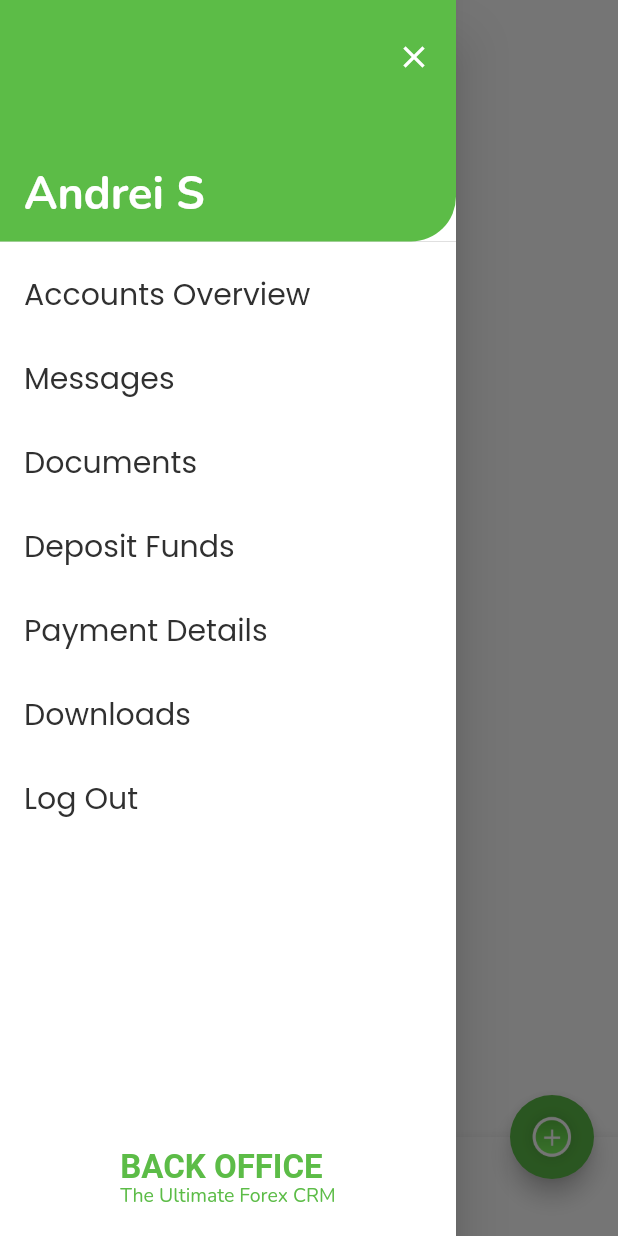
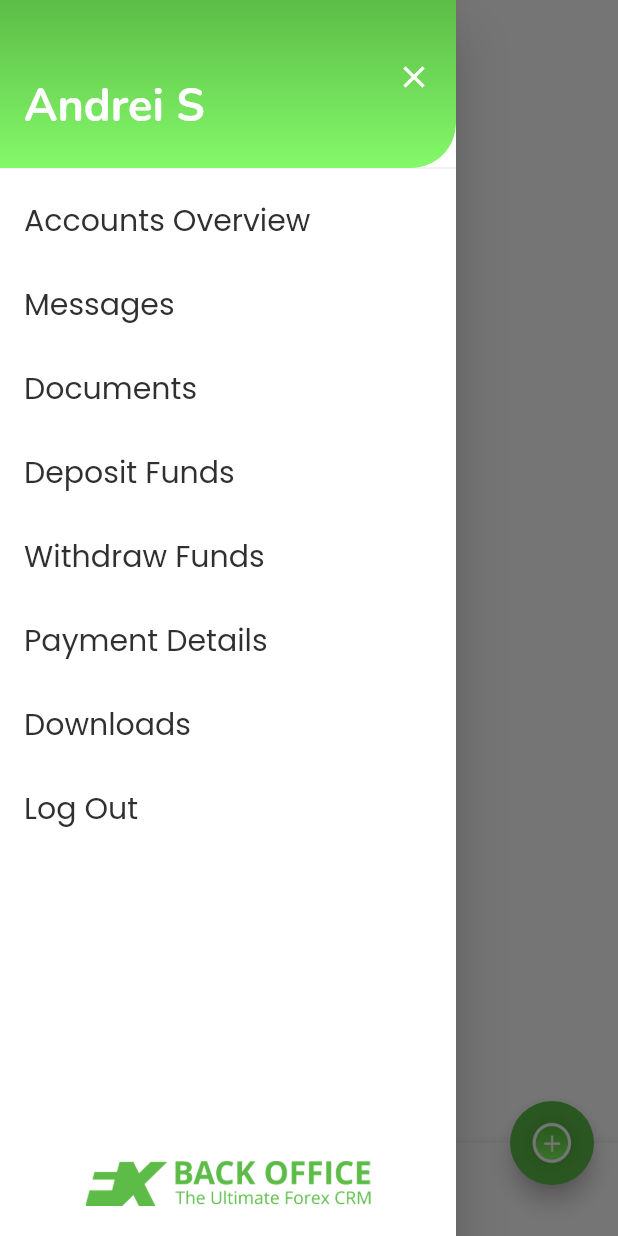
Before and after one commit to aidashaim/FXBO, a Flutter app: the MessagesPage screen opened directly, with the side drawer open, on a phone screen of 412 x 824 dp. Run offline on Flutter 3.47's test engine with Material 2 defaults, Android fonts, the phone set to English and light mode, and no system bars; Roboto replaces fonts that are missing (Nunito-bold).

Commit message:
Небольшие правки

```diff
--- a/lib/main.dart
+++ b/lib/main.dart
@@ -71,7 +71,7 @@ class MyAppState extends State<MyApp> {
           caption: TextStyle(fontSize: 12.0, color: Color(0xFF5CBC47)),
         ),*/
       ),
-      home: SingInPage(),
+      home: MessagesPage(),
     );
   }
 }
--- a/lib/pages/messages/MessagesPage.dart
+++ b/lib/pages/messages/MessagesPage.dart
@@ -36,10 +36,7 @@ class _MessagesPageState extends State<MessagesPage> {
           ),
         ),
       ),
-      bottomNavigationBar: BottomAppBarWidget(
-        onTapDeposit: () {},
-        onTapMessage: () {},
-      ),
+      bottomNavigationBar: BottomAppBarWidget(),
       floatingActionButton: FloatingButtonWidget(
         onTapPlus: () {},
       ),
--- a/lib/pages/withdraw_funds/WithdrawFunds.dart
+++ b/lib/pages/withdraw_funds/WithdrawFunds.dart
@@ -53,7 +53,7 @@ class _WithdrawFundsPageState extends State<WithdrawFundsPage> {
           ),
         ),
       ),
-      bottomNavigationBar: BottomButton(onTap: (){},),
+      bottomNavigationBar: BottomButton(text: 'Continue', onTap: (){},),
     );
   }
 }
--- a/lib/widgets/appDrawer.dart
+++ b/lib/widgets/appDrawer.dart
@@ -1,4 +1,8 @@
 import 'package:flutter/material.dart';
+import 'package:fxbo/pages/messages/MessagesPage.dart';
+import 'package:fxbo/pages/upload_new_documents/UploadNewDocuments.dart';
+import 'package:fxbo/pages/uploaded_payment_details/UploadedPaymentDetails.dart';
+import 'package:fxbo/pages/withdraw_funds/WithdrawFunds.dart';
 
 class AppDrawer extends StatelessWidget {
   //}implements PreferredSizeWidget {
@@ -21,16 +25,32 @@ class AppDrawer extends StatelessWidget {
         children: <Widget>[
           ListView(
             children: <Widget>[
-      UserAccountsDrawerHeader(
-
+              Container(
+                height: 120.0,
+                child: UserAccountsDrawerHeader(
                   decoration: BoxDecoration(
                     color: mainColor,
-        borderRadius: BorderRadius.only(bottomRight: Radius.circular(30.0))
+                    borderRadius:
+                        BorderRadius.only(bottomRight: Radius.circular(30.0)),
+                    gradient: new LinearGradient(
+                        colors: [
+                          const Color(0xFF5CBC47),
+                          const Color(0xFF84F96A),
+                        ],
+                        begin: const FractionalOffset(0.0, 0.0),
+                        end: const FractionalOffset(0.0, 1.0),
+                        stops: [0.0, 1.0],
+                        tileMode: TileMode.clamp),
                   ),
-      accountName: Text('Andrei S', style: Theme.of(context)
-          .textTheme
-          .headline6
-          .merge(TextStyle(fontSize: 30.0, fontWeight: FontWeight.bold)),),
+                  accountName: Padding(
+                    padding: EdgeInsets.only(bottom: 20.0),
+                    child: Text(
+                    'Andrei S',
+                    style: Theme.of(context).textTheme.headline6.merge(
+                        TextStyle(fontSize: 30.0, fontWeight: FontWeight.bold)),
+                  ),
+                  ),
+                ),
               ),
               ListTile(
                 title: Text(
@@ -49,6 +69,8 @@ class AppDrawer extends StatelessWidget {
                       .headline1
                       .merge(TextStyle(fontSize: 20.0)),
                 ),
+                onTap: () => Navigator.push(context,
+                    MaterialPageRoute(builder: (context) => MessagesPage())),
                 //trailing: Icon(Icons.arrow_upward),
               ),
               ListTile(
@@ -71,12 +93,29 @@ class AppDrawer extends StatelessWidget {
               ),
               ListTile(
                 title: Text(
+                  'Withdraw Funds',
+                  style: Theme.of(context)
+                      .textTheme
+                      .headline1
+                      .merge(TextStyle(fontSize: 20.0)),
+                ),
+                onTap: () => Navigator.push(
+                    context,
+                    MaterialPageRoute(
+                        builder: (context) => WithdrawFundsPage())),
+              ),
+              ListTile(
+                title: Text(
                   'Payment Details',
                   style: Theme.of(context)
                       .textTheme
                       .headline1
                       .merge(TextStyle(fontSize: 20.0)),
                 ),
+                onTap: () => Navigator.push(
+                    context,
+                    MaterialPageRoute(
+                        builder: (context) => UploadedPaymentDetails())),
               ),
               ListTile(
                 title: Text(
@@ -101,7 +140,7 @@ class AppDrawer extends StatelessWidget {
           Align(
             alignment: Alignment.topRight,
             child: Padding(
-    padding: EdgeInsets.only(top: 10.0),
+              padding: EdgeInsets.only(top: 23.0),
               child: ListTile(
                 trailing: Icon(
                   Icons.close,
@@ -115,78 +154,15 @@ class AppDrawer extends StatelessWidget {
             alignment: Alignment.bottomCenter,
             child: Padding(
               padding: EdgeInsets.only(bottom: 20.0),
-    child: RichText(
-    text: TextSpan(children: <TextSpan>[
-    TextSpan(
-    text: 'BACK OFFICE\n',
-    style: Theme.of(context)
-        .textTheme
-        .subtitle1
-        .merge(TextStyle(fontSize: 22.0, color: mainColor))),
-    TextSpan(
-    text: 'The Ultimate Forex CRM',
-    style: Theme.of(context)
-        .textTheme
-        .headline6
-        .merge(TextStyle(fontSize: 13, color: mainColor))),
-    ]),
+              child: Image.asset(
+                'assets/logo.png',
+                color: mainColor,
+                width: 190.0,
               ),
             ),
           ),
         ],
-    )
-    ,
+      ),
     );
   }
-
-//@override
-//Size get preferredSize => new Size.fromHeight(drawer.preferredSize.height);
 }
-
-/*var notBtnExtended;
-
-  ListTile _buildMenuMessages() {
-      if(false)
-          return ListTile(
-              title: Text('Messages'),
-          );
-      else
-        return ListTile(
-          title: Text('Messages'),
-          trailing: Icon(Icons.alarm),
-        );
-        }*/
-
-/*notBtnExtended = Stack(
-  overflow: Overflow.visible,
-  children: <Widget>[
-  notBtn,
-  Positioned(
-  top: -6,
-  right: 18,
-  child: Material(
-  borderRadius: BorderRadius.circular(4.0),
-  color: Colors.transparent,
-  elevation: 6.0,
-  child: Container(
-  padding: EdgeInsets.all(3),
-  decoration: BoxDecoration(
-  color: Theme.of(context).cursorColor,
-  borderRadius: BorderRadius.circular(40),
-  border: Border.all(color: Colors.black)),
-  constraints: BoxConstraints(
-  minWidth: 24,
-  minHeight: 20,
-  ),
-  child: Text(
-  notReadCount.toString(),
-  style: TextStyle(
-  color: Colors.black,
-  fontSize: 14,
-  ),
-  textAlign: TextAlign.center,
-  ),
-  ),
-  ),
-  )
-  ],*/
--- a/lib/widgets/bottomAppBarWidget.dart
+++ b/lib/widgets/bottomAppBarWidget.dart
@@ -1,51 +1,68 @@
 import 'package:flutter/material.dart';
+import 'package:fxbo/pages/messages/MessagesPage.dart';
+import 'package:fxbo/pages/withdraw_funds/WithdrawFunds.dart';
 
 //////// BottomAppBar c 3 кнопками
 class BottomAppBarWidget extends StatelessWidget {
-  final Function onTapDeposit;
+  /*final Function onTapDeposit;
   final Function onTapMessage;
 
   const BottomAppBarWidget({
     @required this.onTapDeposit,
     this.onTapMessage,
-  });
+  });*/
 
   @override
   Widget build(BuildContext context) {
     return BottomAppBar(
-        child: Row(
-          mainAxisSize: MainAxisSize.min,
-          mainAxisAlignment: MainAxisAlignment.start,
-          children: <Widget>[
-            Column(
+      child: Row(
+        mainAxisSize: MainAxisSize.min,
+        mainAxisAlignment: MainAxisAlignment.start,
+        children: <Widget>[
+          Padding(
+            padding: EdgeInsets.fromLTRB(30.0, 0.0, 15.0, 10.0),
+            child: Column(
               mainAxisSize: MainAxisSize.min,
               children: <Widget>[
-                Padding(
-                  padding: EdgeInsets.symmetric(horizontal: 30.0, vertical: 0.0),
-                  child: IconButton(
-                    icon: Image.asset('assets/depositIcon.png'),
-                    onPressed: onTapDeposit,
-
-                  ),
+                IconButton(
+                  icon: Image.asset('assets/depositIcon.png', width: 55.0),
+                  onPressed: () => Navigator.push(context,
+                      MaterialPageRoute(builder: (context) => MessagesPage())),
                 ),
-                Text('Deposit', style: Theme.of(context).textTheme.headline2,),
+                Text(
+                  'Deposit',
+                  style: Theme.of(context)
+                      .textTheme
+                      .headline2
+                      .merge(TextStyle(height: 0.3)),
+                ),
               ],
             ),
-            Column(
+          ),
+          Padding(
+            padding: EdgeInsets.fromLTRB(30.0, 0.0, 15.0, 10.0),
+            child: Column(
               mainAxisSize: MainAxisSize.min,
               children: <Widget>[
-                Padding(
-                  padding: EdgeInsets.symmetric(horizontal: 30.0),
-                  child: IconButton(
-                    icon: Image.asset('assets/messageIcon.png',),
-                    onPressed: onTapMessage,
-                  ),
+                IconButton(
+                  icon: Image.asset('assets/messageIcon.png', width: 35.0),
+                  onPressed: () => Navigator.push(
+                      context,
+                      MaterialPageRoute(
+                          builder: (context) => WithdrawFundsPage())),
                 ),
-                Text('Messages', style: Theme.of(context).textTheme.headline2,),
+                Text(
+                  'Messages',
+                  style: Theme.of(context)
+                      .textTheme
+                      .headline2
+                      .merge(TextStyle(height: 0.3)),
+                ),
               ],
             ),
-          ],
-        ),
+          ),
+        ],
+      ),
     );
   }
 }
@@ -60,8 +77,8 @@ class FloatingButtonWidget extends StatelessWidget {
   @override
   Widget build(BuildContext context) {
     return FloatingActionButton(
-        onPressed: onTapPlus,
-        child: Image.asset('assets/plusButton.png',)
+      onPressed: onTapPlus,
+      child: Image.asset('assets/plusButton.png'),
     );
   }
 }
@@ -89,8 +106,10 @@ class BottomButton extends StatelessWidget {
               padding: EdgeInsets.fromLTRB(0.0, 21.0, 0.0, 15.0),
               color: mainColor,
               onPressed: onTap,
-              child:
-              Text(text.toUpperCase(), style: Theme.of(context).textTheme.headline6,),
+              child: Text(
+                text.toUpperCase(),
+                style: Theme.of(context).textTheme.headline6,
+              ),
             ),
           ),
         ],
@@ -126,8 +145,10 @@ class BottomTwoButton extends StatelessWidget {
               padding: EdgeInsets.fromLTRB(0.0, 21.0, 0.0, 15.0),
               color: Color(0xFF636363),
               onPressed: onTapBack,
-              child:
-              Text(text.toUpperCase(), style: Theme.of(context).textTheme.headline6,),
+              child: Text(
+                text.toUpperCase(),
+                style: Theme.of(context).textTheme.headline6,
+              ),
             ),
           ),
           Expanded(
@@ -135,8 +156,10 @@ class BottomTwoButton extends StatelessWidget {
               padding: EdgeInsets.fromLTRB(0.0, 21.0, 0.0, 15.0),
               color: mainColor,
               onPressed: onTapContinue,
-              child:
-              Text(text2.toUpperCase(), style: Theme.of(context).textTheme.headline6,),
+              child: Text(
+                text2.toUpperCase(),
+                style: Theme.of(context).textTheme.headline6,
+              ),
             ),
           ),
         ],
--- a/pubspec.yaml
+++ b/pubspec.yaml
@@ -27,6 +27,7 @@ flutter:
     - assets/uploadIcon.png
     - assets/passwordIcon.png
     - assets/emailIcon.png
+    - assets/logo.png
 
   fonts:
     - family: Montserrat
```
Also changed, not shown: lib/widgets/appDropDownButton.dart (+11 -15 lines), lib/widgets/appLogo.dart (+1 -13 lines), assets/logo.png (added). Lines whose indentation alone changed are shown as unchanged.
